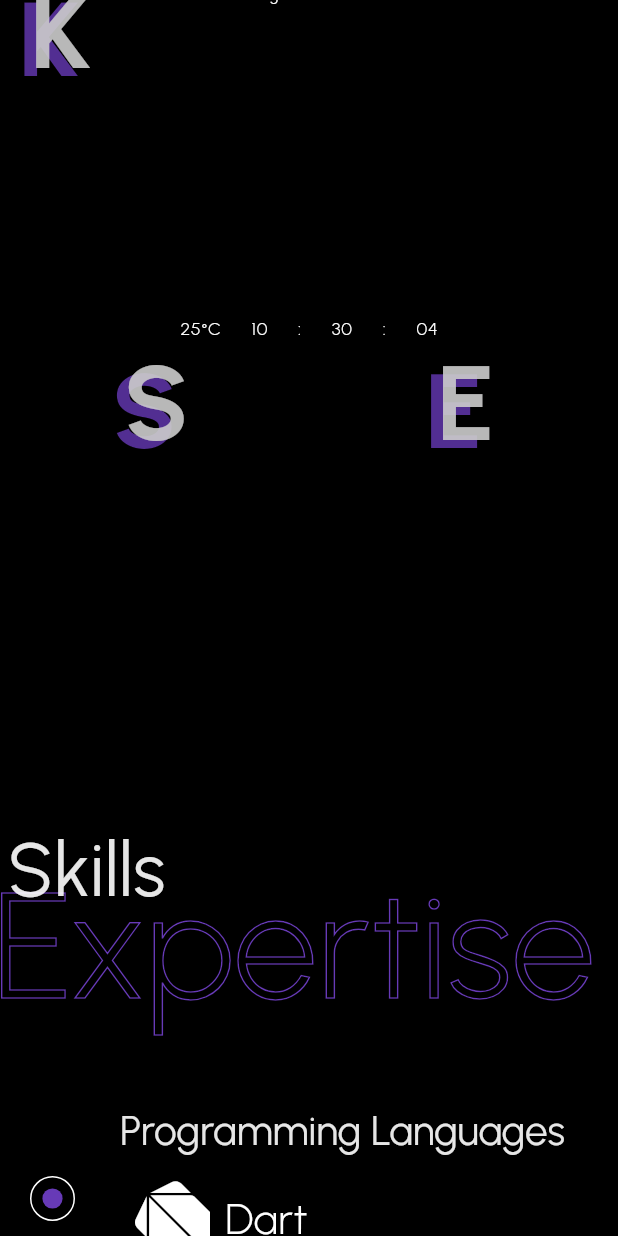
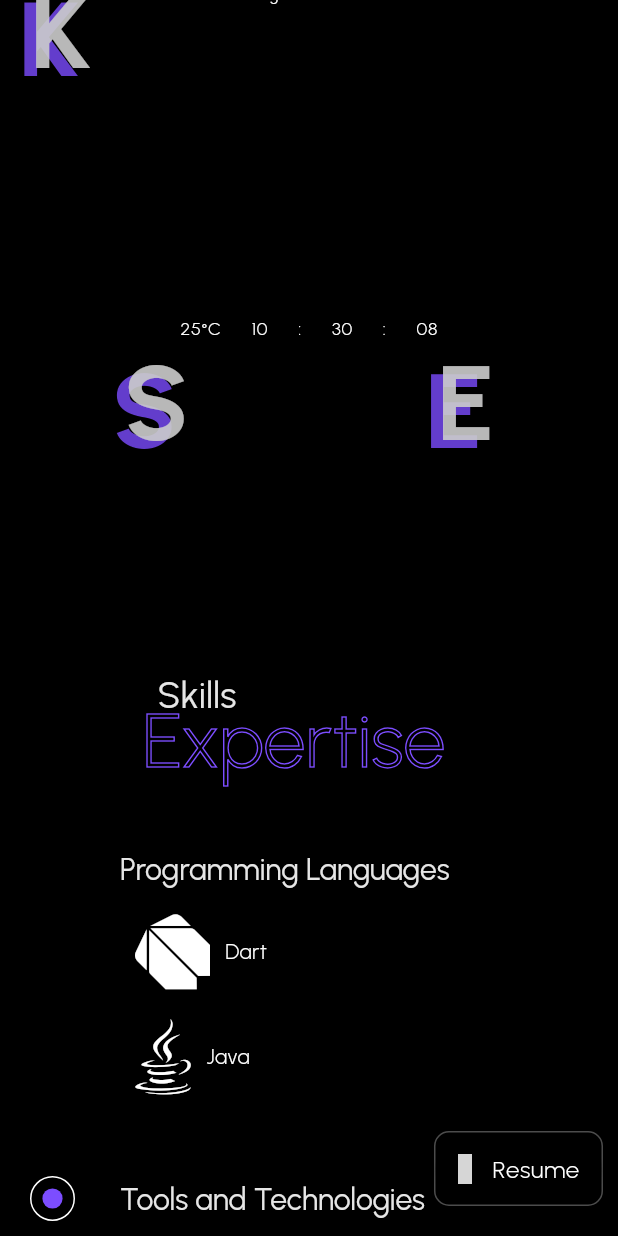
Before and after one commit to KISHORE-KUMAR-S/My-Personal-Portfolio, a Flutter app: the screen it shows after launch, scrolled down 576 dp, on a phone screen of 412 x 824 dp. Run offline on Flutter 3.47's test engine with Material 3 defaults, Android fonts, the phone set to English and light mode, and no system bars; drawn by our look-alikes of animated_flip_counter, auto_size_text, entry; our stand-ins replace font_awesome_flutter, go_router, iconsax, shared_preferences, visibility_detector; grey boxes are pictures that could not be loaded.

Commit message:
second commit

```diff
--- a/lib/utils/config/theme_config.dart
+++ b/lib/utils/config/theme_config.dart
@@ -33,7 +33,7 @@ class ThemeConfig {
         brightness: Brightness.light,
         primary: Colors.black,
         onPrimary: Colors.black,
-        secondary: Colors.deepPurple,
+        secondary: Colors.deepPurpleAccent,
         onSecondary: Colors.red,
         error: Colors.red,
         onError: Colors.red,
@@ -49,10 +49,10 @@ class ThemeConfig {
 
     return [
       defaultTheme,
-      modifyThemeColor(theme: defaultTheme, color: Colors.indigo),
-      modifyThemeColor(theme: defaultTheme, color: Colors.blue),
+      modifyThemeColor(theme: defaultTheme, color: Colors.indigoAccent),
+      modifyThemeColor(theme: defaultTheme, color: Colors.blueAccent),
       modifyThemeColor(theme: defaultTheme, color: Colors.green),
-      modifyThemeColor(theme: defaultTheme, color: Colors.yellow),
+      modifyThemeColor(theme: defaultTheme, color: Colors.amber),
       modifyThemeColor(theme: defaultTheme, color: Colors.orange),
       modifyThemeColor(theme: defaultTheme, color: Colors.red),
     ];
--- a/lib/utils/enums/enums.dart
+++ b/lib/utils/enums/enums.dart
@@ -1 +1,5 @@
 enum SlidePosition { left, right, bottom, top }
+
+enum LinePosition { left, right, bottom, top }
+
+enum Shape { line, box, circle }
--- a/lib/views/home/home_screen.dart
+++ b/lib/views/home/home_screen.dart
@@ -1,11 +1,13 @@
 import 'package:flutter/material.dart';
-import 'package:personal_portfolio/views/home/views/skills_view.dart';
+import 'package:iconsax/iconsax.dart';
 import 'package:provider/provider.dart' show Consumer;
 
 import '../../providers/app_state_provider.dart';
 import '../../utils/sizes/sizes.dart';
 import '../splash/splash_screen.dart';
+import 'views/contacts_view.dart';
 import 'views/hero_view.dart';
+import 'views/skills_view.dart';
 import 'widgets/hero_widgets/theme_switcher.dart';
 
 class HomeScreen extends StatefulWidget {
@@ -21,6 +23,7 @@ class _HomeScreenState extends State<HomeScreen> {
   @override
   Widget build(BuildContext context) {
     final sizes = Sizes();
+    final theme = Theme.of(context);
 
     return Consumer<AppStateProvider>(
       builder: (BuildContext context, provider, Widget? child) {
@@ -29,9 +32,11 @@ class _HomeScreenState extends State<HomeScreen> {
           transitionBuilder: (child, animation) {
             return FadeTransition(opacity: animation, child: child);
           },
-          child: !provider.isSplashAnimationDone
-              ? SplashScreen(key: ValueKey(0))
-              : Scaffold(
+          child:
+              // !provider.isSplashAnimationDone
+              //     ? SplashScreen(key: ValueKey(0))
+              //     :
+              Scaffold(
             body: Stack(
               children: [
                 ListView(
@@ -41,12 +46,41 @@ class _HomeScreenState extends State<HomeScreen> {
                       : null,
                   children: [
                     HeroView(scrollController: scrollController),
-                          SizedBox(height: sizes.spacer(context)),
+                    SizedBox(height: sizes.spacer(context) / 1.5),
                     SkillsView(),
-                          SizedBox(height: sizes.spacer(context)),
+                    SizedBox(height: sizes.spacer(context) / 1.5),
+                    ContactsView(),
+                    SizedBox(height: sizes.spacer(context) / 1.5),
                   ],
                 ),
                 ThemeSwitcher(),
+                Positioned(
+                  bottom: 20,
+                  right: 10,
+                  child: Container(
+                    decoration: BoxDecoration(
+                      border: Border.all(
+                          color: Colors.white.withValues(alpha: 0.3)),
+                      borderRadius: BorderRadius.circular(10),
+                    ),
+                    child: ElevatedButton.icon(
+                      style: ButtonStyle(
+                        backgroundColor: WidgetStatePropertyAll(
+                            Colors.transparent.withValues(alpha: 0.1)),
+                      ),
+                      onPressed: () {},
+                      icon: Icon(
+                        Iconsax.document_download,
+                        size: 20,
+                        color: Colors.white,
+                      ),
+                      label: Text(
+                        "Resume",
+                        style: theme.textTheme.bodyLarge,
+                      ),
+                    ),
+                  ),
+                )
               ],
             ),
           ),
--- a/lib/views/home/views/hero_view.dart
+++ b/lib/views/home/views/hero_view.dart
@@ -216,6 +216,7 @@ class _HeroViewState extends State<HeroView> {
     double fontSize,
     ThemeData theme,
   ) {
+    final isMobile = context.isMobile;
     return Column(
       mainAxisAlignment: MainAxisAlignment.center,
       children: [
@@ -224,7 +225,10 @@ class _HeroViewState extends State<HeroView> {
           child: OverlappingText(
             text: "",
             backgroundText: "Kishore Kumar",
-            offset: Offset(fontSize / 3, fontSize / 3),
+            offset: Offset(
+              isMobile ? fontSize / 8 : fontSize / 3,
+              isMobile ? fontSize / 1.25 : fontSize / 3,
+            ),
             foregroundStyle:
                 theme.textTheme.headlineLarge?.copyWith(fontSize: fontSize),
             backgroundStyle: TextStyle(
--- a/lib/views/home/views/skills_view.dart
+++ b/lib/views/home/views/skills_view.dart
@@ -27,10 +27,11 @@ class SkillsView extends StatelessWidget {
             backgroundText: "Expertise",
             delay: Duration(milliseconds: 10),
             duration: Duration(milliseconds: 500),
-            foregroundStyle:
-                theme.textTheme.headlineLarge?.copyWith(fontSize: 50),
+            foregroundStyle: theme.textTheme.headlineLarge?.copyWith(
+              fontSize: context.isMobile ? 25 : 50,
+            ),
             backgroundStyle: TextStyle(
-              fontSize: 100,
+              fontSize: context.isMobile ? 50 : 100,
               fontFamily: 'Urbanist',
               foreground: Constants.outlinedText(context),
             ),
@@ -130,7 +131,11 @@ class SkillsBuilder extends StatelessWidget {
             title,
             maxLines: 1,
             style: theme.textTheme.headlineLarge?.copyWith(
-              fontSize: context.isMobile ? 28 : 40,
+              fontSize: context.isMobile
+                  ? 20
+                  : context.isTablet
+                      ? 28
+                      : 40,
               height: 1,
             ),
           ),
@@ -145,6 +150,7 @@ class SkillsBuilder extends StatelessWidget {
                 return Padding(
                   padding: const EdgeInsets.only(bottom: 10, left: 10),
                   child: Row(
+                    spacing: 10,
                     children: [
                       if (isImageIcon)
                         ImageIcon(
@@ -158,10 +164,10 @@ class SkillsBuilder extends StatelessWidget {
                           color: Colors.white,
                           size: 50,
                         ),
-                      const SizedBox(width: 10),
-                      Text(
+                      AutoSizeText(
                         skill["text"] as String,
-                        style: TextStyle(fontSize: 28),
+                        maxLines: 3,
+                        style: TextStyle(fontSize: context.isMobile ? 14 : 28),
                       ),
                     ],
                   ),
--- a/pubspec.yaml
+++ b/pubspec.yaml
@@ -18,6 +18,8 @@ dependencies:
   intl: ^0.20.2
   provider: ^6.1.2
   shared_preferences: ^2.5.2
+  url_launcher: ^6.3.1
+  visibility_detector: ^0.4.0+2
 
 dev_dependencies:
   flutter_test:
```
Also changed, not shown: lib/utils/widgets/dotted_decoration.dart (added, +135 -0 lines), lib/views/home/views/contact_rotation_card.dart (added, +73 -0 lines), lib/views/home/views/contacts_view.dart (added, +65 -0 lines), lib/views/home/views/social_icon_buttons.dart (added, +59 -0 lines), lib/views/home/widgets/section_title.dart (added, +122 -0 lines), pubspec.lock. Lines whose indentation alone changed are shown as unchanged.
